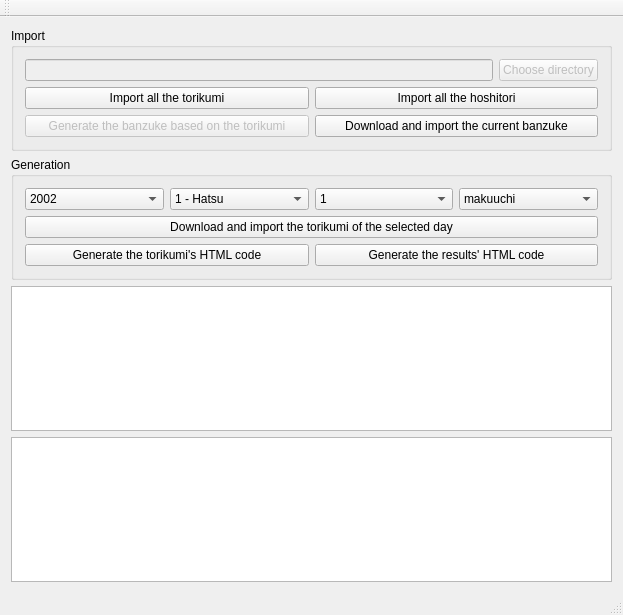
Above: mainwindow.ui from akdtg/ozumo before the change. Below: the same form after it.
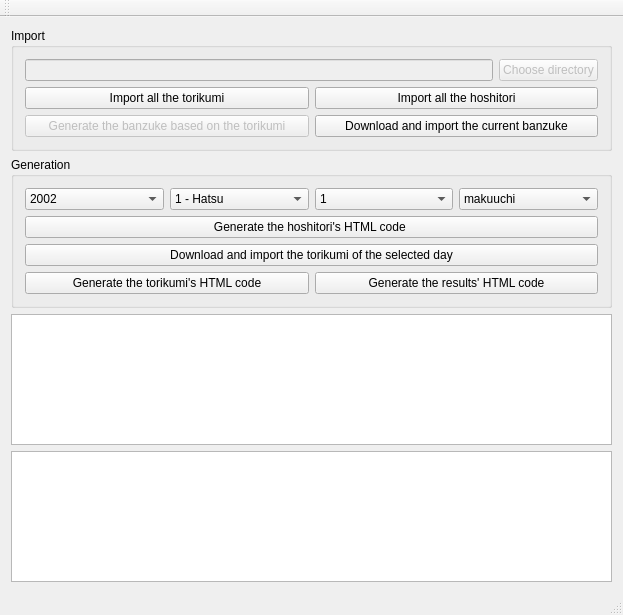
That is the form after the change.

Commit message: draft of hoshitori generation

The edit to the form file:
```diff
--- a/mainwindow.ui
+++ b/mainwindow.ui
@@ -312,6 +312,13 @@
          </item>
         </layout>
        </item>
+       <item>
+        <widget class="QPushButton" name="pushButton_generateHoshitori">
+         <property name="text">
+          <string>Generate the hoshitori's HTML code </string>
+         </property>
+        </widget>
+       </item>
        <item>
         <widget class="QPushButton" name="pushButton_downloadTorikumi">
          <property name="text">
```
The commit also changes 2 other files.
